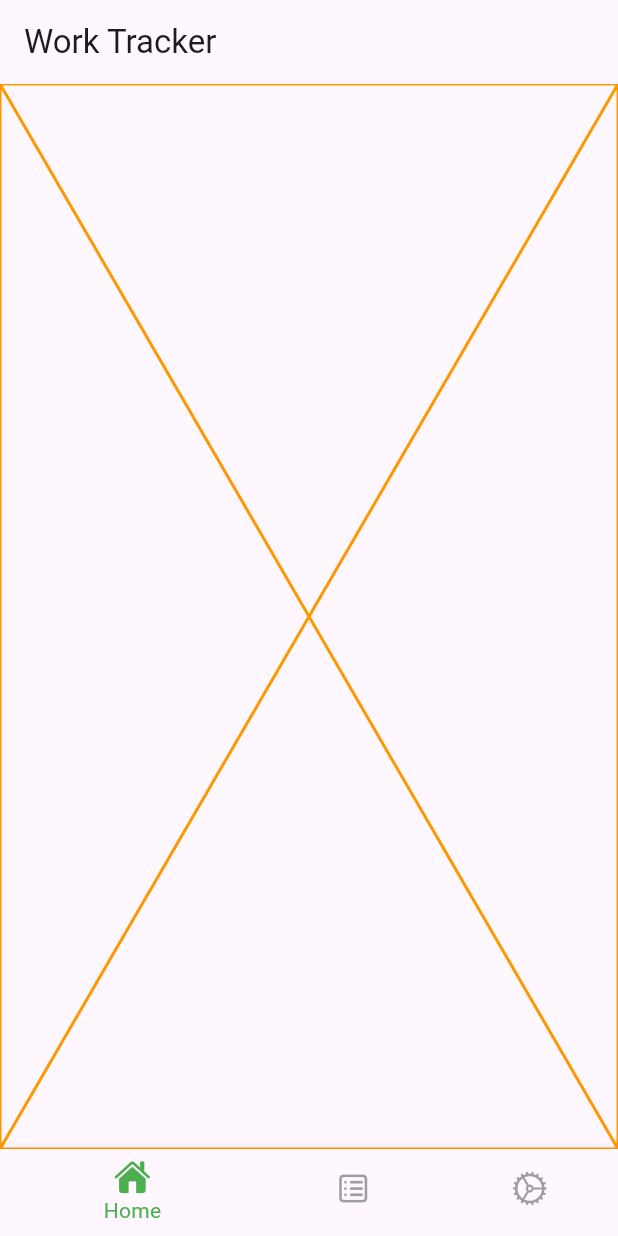
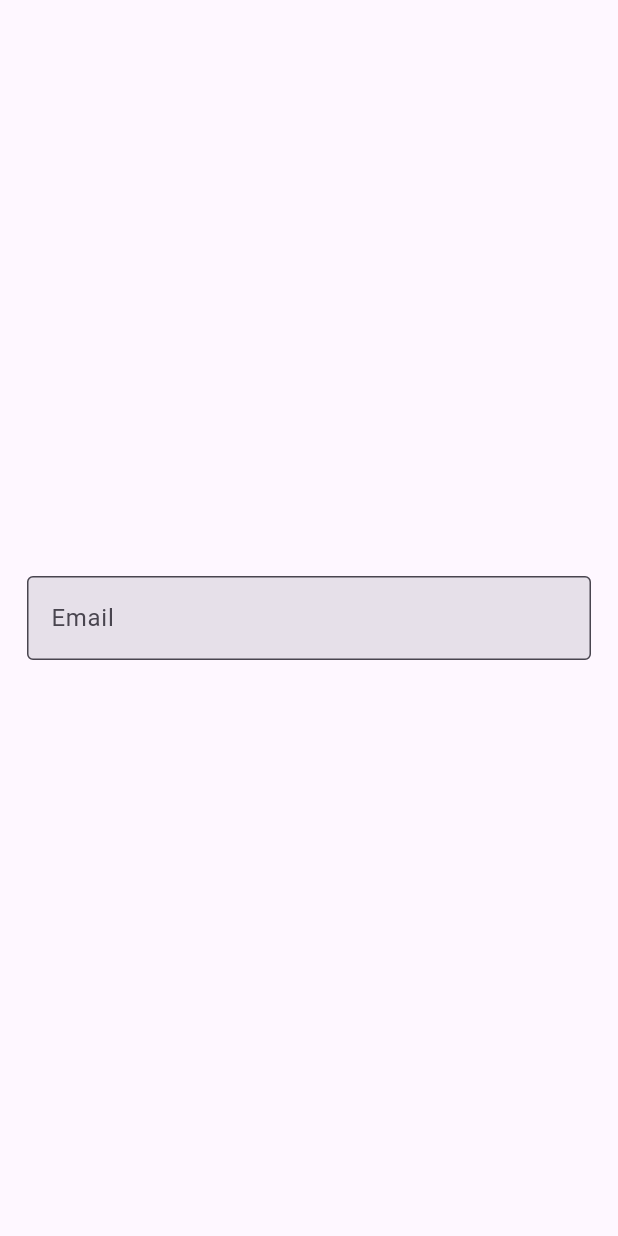
Before and after one commit to mes71/work_tracker, a Flutter app: the screen it shows after launch, on a phone screen of 412 x 824 dp. Run offline on Flutter 3.47's test engine with Material 3 defaults, Android fonts, the phone set to English and light mode, and no system bars; our stand-ins replace bloc, equatable, firebase_auth, firebase_core, flutter_bloc, freezed_annotation and 2 more; accounts and stored records are empty; generated files the repository leaves out were written again; statements that could not run were skipped.

Commit message:
feat : auth bloc and data source

```diff
--- /dev/null
+++ b/lib/data/source/auth/auth_data_source.dart
@@ -0,0 +1,11 @@
+import 'package:work_tracker/data/model/user/user_model.dart';
+
+abstract class AuthDataSource {
+  Future<UserModel> signIn(String email, String password);
+
+  Future<UserModel> signUp(String email, String password);
+
+  Future<void> signOut();
+
+  Future<UserModel> getCurrentUser();
+}
--- /dev/null
+++ b/lib/domain/bloc/auth/auth_event.dart
@@ -0,0 +1,33 @@
+import 'package:equatable/equatable.dart';
+
+part of 'auth_bloc.dart';
+
+abstract class AuthEvent extends Equatable {
+  const AuthEvent();
+  @override
+  List<Object?> get props => [];
+}
+
+class AuthStarted extends AuthEvent {}
+
+class AuthSignInEvent extends AuthEvent {
+  final String email;
+  final String password;
+
+  const AuthSignInEvent({required this.email, required this.password});
+
+  @override
+  List<Object> get props => [email, password];
+}
+
+class AuthSignUpEvent extends AuthEvent {
+  final String email;
+  final String password;
+
+  const AuthSignUpEvent({required this.email, required this.password});
+
+  @override
+  List<Object> get props => [email, password];
+}
+
+class AuthSignOutEvent extends AuthEvent {}
--- /dev/null
+++ b/lib/presentation/page/auth/auth_page.dart
@@ -0,0 +1,39 @@
+import 'package:flutter/material.dart';
+
+class AuthPage extends StatefulWidget {
+  const AuthPage({super.key});
+
+  @override
+  State<AuthPage> createState() => _AuthPageState();
+}
+
+class _AuthPageState extends State<AuthPage> {
+  @override
+  Widget build(BuildContext context) {
+    return Scaffold(
+      body: Form(
+        child: Padding(
+          padding: const EdgeInsets.symmetric(horizontal: 18),
+          child: Column(
+            mainAxisAlignment: MainAxisAlignment.center,
+            crossAxisAlignment: CrossAxisAlignment.center,
+            children: [
+              TextFormField(
+                controller: TextEditingController(),
+                keyboardType: TextInputType.emailAddress,
+                onTapOutside: (value) {
+                  FocusScope.of(context).unfocus();
+                },
+                decoration: InputDecoration(
+                  labelText: 'Email',
+                  border: OutlineInputBorder(),
+                  filled: true,
+                ),
+              ),
+            ],
+          ),
+        ),
+      ),
+    );
+  }
+}
--- a/lib/presentation/page/splash/splash_page.dart
+++ b/lib/presentation/page/splash/splash_page.dart
@@ -15,7 +15,7 @@ class SplashPage extends StatelessWidget {
       child: BlocListener<SplashCubit, bool>(
         listener: (context, state) {
           if (state) {
-            context.goNamed(AppPath.home);
+            context.goNamed(AppPath.auth);
           }
         },
         child: Scaffold(
--- a/lib/presentation/routes/app_routes.dart
+++ b/lib/presentation/routes/app_routes.dart
@@ -1,5 +1,6 @@
 import 'package:flutter/material.dart';
 import 'package:go_router/go_router.dart';
+import 'package:work_tracker/presentation/page/auth/auth_page.dart';
 import 'package:work_tracker/presentation/page/home/home_page.dart';
 import 'package:work_tracker/presentation/page/report/report_page.dart';
 import 'package:work_tracker/presentation/page/root/root_page.dart';
@@ -14,6 +15,11 @@ class AppRoutes {
         name: AppPath.init,
         path: AppPath.init,
         builder: (context, state) => const SplashPage(),
+      ),
+      GoRoute(
+        name: AppPath.auth,
+        path: AppPath.auth,
+        builder: (context, state) => const AuthPage(),
       ),
       ShellRoute(
           builder: (BuildContext context, GoRouterState state, Widget child) {
@@ -47,6 +53,7 @@ class AppPath {
 
   static const init = '/';
   static const home = '/home';
+  static const auth = '/auth';
   static const report = '/report';
   static const setting = '/setting';
 }
--- a/pubspec.yaml
+++ b/pubspec.yaml
@@ -23,11 +23,15 @@ dependencies:
   go_router: ^14.3.0
   jalali_table_calendar: ^1.3.5
   lottie: ^3.1.2
+  equatable: ^2.0.5
+  json_annotation: ^4.9.0
 
 dev_dependencies:
   flutter_test:
     sdk: flutter
   flutter_lints: ^4.0.0
+  build_runner: ^2.4.13
+  json_serializable: ^6.8.0
 flutter:
   uses-material-design: true
 
```
Also changed, not shown: lib/data/model/user/user_model.dart (added, +17 -0 lines), lib/data/source/auth/auth_data_source_imp.dart (added, +33 -0 lines), lib/domain/bloc/auth/auth_bloc.dart (added, +33 -0 lines), lib/domain/bloc/auth/auth_state.dart (added, +32 -0 lines), lib/domain/bloc/common/base_state.dart (added, +20 -0 lines), pubspec.lock.
